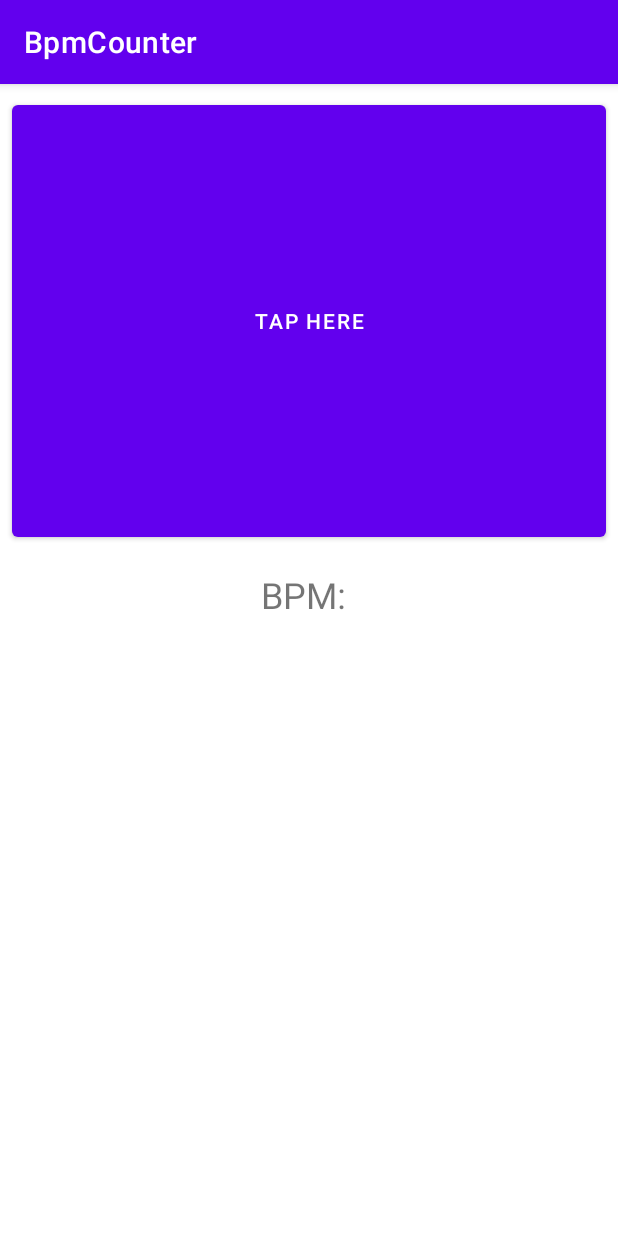
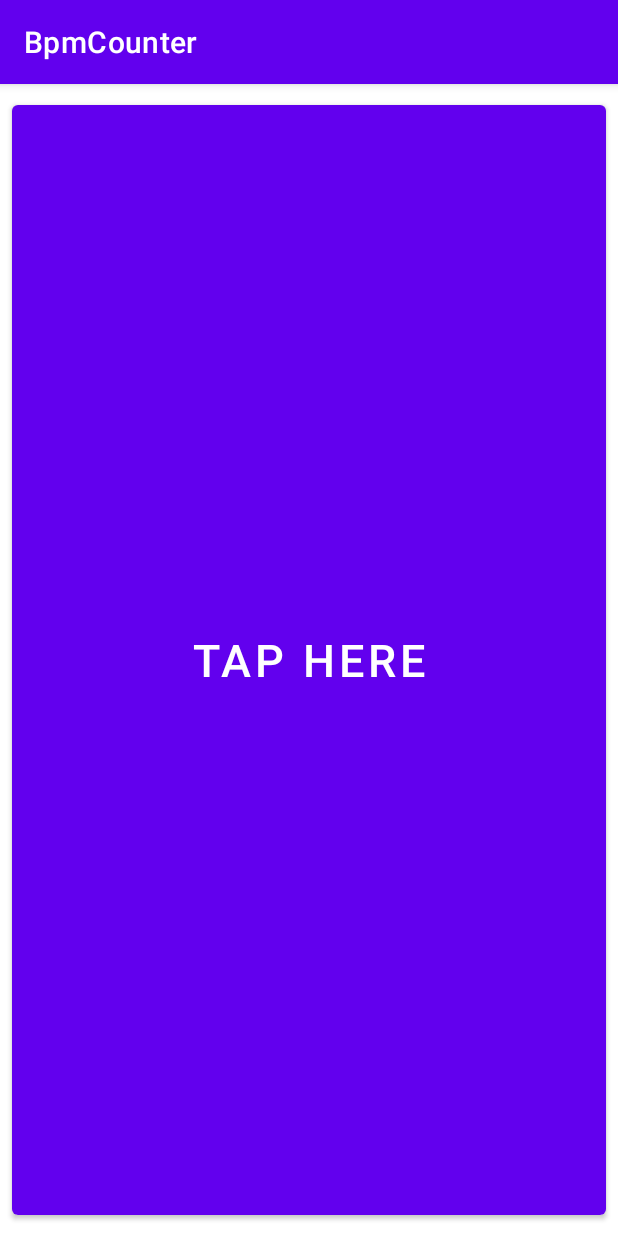
Before and after one commit to picardb/BpmCounter, an Android app: the screen it shows after launch (BpmActivity), on a phone screen of 412 x 824 dp. Run offline under Robolectric (Android 15) with nearby library versions, the phone set to English and light mode, and no system bars; our stand-ins replace data binding; 2 statements that could not run were skipped.

Commit message:
Put BPM text inside button Button now fills the screen

```diff
--- a/app/src/main/java/com/example/bpmcounter/BpmActivity.kt
+++ b/app/src/main/java/com/example/bpmcounter/BpmActivity.kt
@@ -28,7 +28,7 @@ class BpmActivity : AppCompatActivity() {
     private fun setupViewModelObservers() {
         // BPM
         viewModel.bpm.observe(this, Observer {bpm ->
-            binding.tvBpmValue.text = bpm
+            binding.btnTap.text = bpm
         })
         // Timeout event
         viewModel.timeoutEvent.observe(this, Observer { event ->
--- a/app/src/main/java/com/example/bpmcounter/BpmViewModel.kt
+++ b/app/src/main/java/com/example/bpmcounter/BpmViewModel.kt
@@ -6,7 +6,7 @@ import androidx.lifecycle.Transformations
 import androidx.lifecycle.ViewModel
 
 class BpmViewModel: ViewModel() {
-    private val bpmCounter = BpmCounter(5)
+    private val bpmCounter = BpmCounter(3)
 
     val bpm: LiveData<String> = Transformations.map(bpmCounter.bpm) { bpmValToString(it) }
     val timeoutEvent: LiveData<Boolean> = Transformations.map(bpmCounter.eventTimeout) { it }
@@ -24,7 +24,7 @@ class BpmViewModel: ViewModel() {
         return if (bpmValue == 0.0) {
             "..."
         } else {
-            bpmValue.format(2)
+            "${bpmValue.format(2)} BPM"
         }
     }
 
--- a/app/src/main/res/layout/activity_bpm.xml
+++ b/app/src/main/res/layout/activity_bpm.xml
@@ -1,5 +1,6 @@
 <?xml version="1.0" encoding="utf-8"?>
-<layout xmlns:android="http://schemas.android.com/apk/res/android"
+<layout xmlns:tools="http://schemas.android.com/tools"
+    xmlns:android="http://schemas.android.com/apk/res/android"
     xmlns:app="http://schemas.android.com/apk/res-auto">
     <data>
         <variable
@@ -8,7 +9,6 @@
     </data>
 
     <androidx.constraintlayout.widget.ConstraintLayout
-        xmlns:tools="http://schemas.android.com/tools"
         android:layout_width="match_parent"
         android:layout_height="match_parent"
         tools:context=".BpmActivity">
@@ -16,38 +16,18 @@
         <Button
             android:id="@+id/btn_tap"
             android:layout_width="0dp"
-            android:layout_height="300dp"
+            android:layout_height="0dp"
             android:layout_marginStart="8dp"
             android:layout_marginTop="8dp"
             android:layout_marginEnd="8dp"
+            android:layout_marginBottom="8dp"
+            android:onClick="@{() -> bpmViewModel.onTap()}"
             android:text="@string/tap_here"
-            android:onClick="@{() -> bpmViewModel.onTap()}"
+            android:textSize="30sp"
+            app:layout_constraintBottom_toBottomOf="parent"
             app:layout_constraintEnd_toEndOf="parent"
             app:layout_constraintStart_toStartOf="parent"
             app:layout_constraintTop_toTopOf="parent" />
 
-        <TextView
-            android:id="@+id/tv_bpm_label"
-            android:layout_width="wrap_content"
-            android:layout_height="wrap_content"
-            android:layout_marginTop="16dp"
-            android:text="BPM:"
-            android:textSize="24sp"
-            app:layout_constraintEnd_toStartOf="@+id/tv_bpm_value"
-            app:layout_constraintHorizontal_bias="0.5"
-            app:layout_constraintHorizontal_chainStyle="packed"
-            app:layout_constraintStart_toStartOf="parent"
-            app:layout_constraintTop_toBottomOf="@+id/btn_tap" />
-
-        <TextView
-            android:id="@+id/tv_bpm_value"
-            android:layout_width="wrap_content"
-            android:layout_height="wrap_content"
-            android:layout_marginStart="8dp"
-            android:textSize="24sp"
-            app:layout_constraintBaseline_toBaselineOf="@+id/tv_bpm_label"
-            app:layout_constraintEnd_toEndOf="parent"
-            app:layout_constraintHorizontal_bias="0.5"
-            app:layout_constraintStart_toEndOf="@+id/tv_bpm_label" />
     </androidx.constraintlayout.widget.ConstraintLayout>
 </layout>
```
